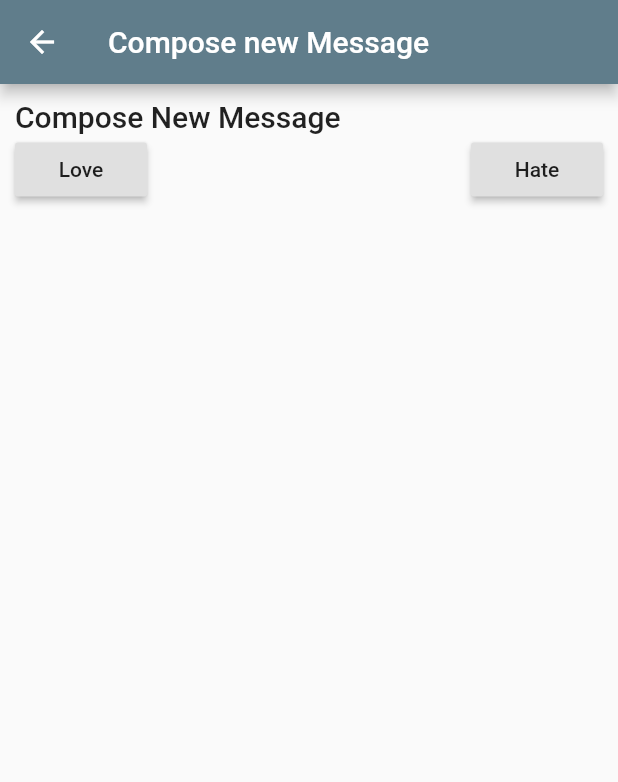
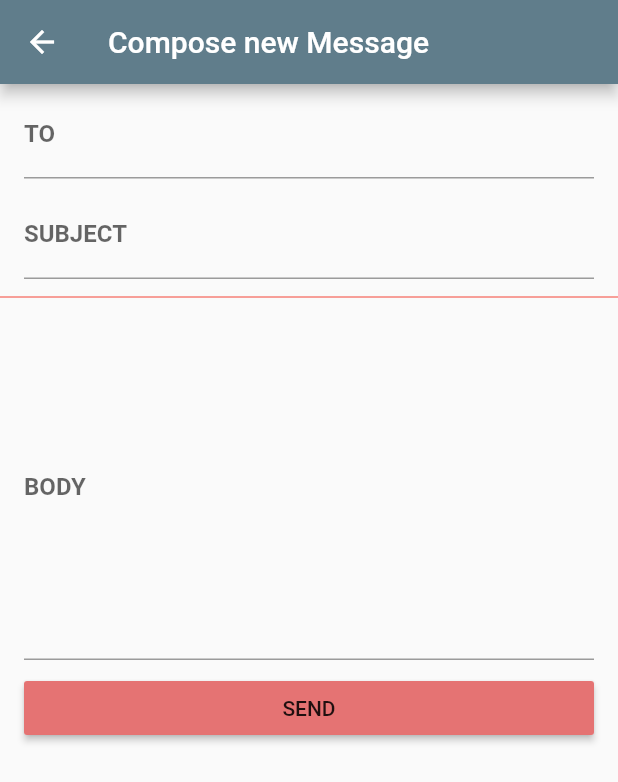
Before and after one commit to gnuvse/email_client, a Flutter app: the screen it shows after launch, after a tap on the "add" icon, on a phone screen of 412 x 824 dp. Shown: the top 782 px of the screen. Run offline on Flutter 3.47's test engine with Material 2 defaults, Android fonts, the phone set to English and light mode, and no system bars; generated files the repository leaves out were written again; network calls fail.

Commit message:
new form for sending message

```diff
--- a/lib/ComposeButton.dart
+++ b/lib/ComposeButton.dart
@@ -1,28 +1,36 @@
 import 'package:flutter/material.dart';
-
+import 'Message.dart';
 import 'MessageCompose.dart';
 
 class ComposeButton extends StatelessWidget {
-  const ComposeButton({Key key}) : super(key: key);
+  final List<Message> messages;
+  ComposeButton(this.messages);
 
   @override
   Widget build(BuildContext context) {
     return FloatingActionButton(
       child: Icon(Icons.add),
       onPressed: () async {
-        String intention = await Navigator.push(
+        Message message = await Navigator.push(
           context,
           MaterialPageRoute(
-                builder: (BuildContext context) => MessageCompose()));
+            builder: (BuildContext context) => MessageCompose(),
+          ),
+        );
+
+        if (message != null) {
+          print(messages.length);
+          messages.add(message);
           Scaffold.of(context).showSnackBar(
             SnackBar(
               content: Text(
-              "Your message has been sent wish $intention",
+                "Your message has been sent",
                 style: TextStyle(color: Colors.black),
               ),
               backgroundColor: Colors.grey,
             ),
           );
+        }
       },
     );
   }
--- a/lib/MessageCompose.dart
+++ b/lib/MessageCompose.dart
@@ -1,37 +1,75 @@
+import 'package:email_clinet/Message.dart';
 import 'package:flutter/material.dart';
 
-class MessageCompose extends StatelessWidget {
+class MessageCompose extends StatefulWidget {
+  MessageCompose({Key key}) : super(key: key);
+
+  @override
+  _MessageComposeState createState() => _MessageComposeState();
+}
+
+class _MessageComposeState extends State<MessageCompose> {
+  String to;
+  String subject;
+  String body;
+
+  final key = GlobalKey<FormState>();
+
   @override
   Widget build(BuildContext context) {
     return Scaffold(
       appBar: AppBar(
         title: Text("Compose new Message"),
       ),
-      body: Container(
-        padding: EdgeInsets.all(10),
-        child: Column(
-          crossAxisAlignment: CrossAxisAlignment.start,
-          children: [
-            Text("Compose New Message",
-                style: Theme.of(context).textTheme.headline6),
-            Row(
-              mainAxisAlignment: MainAxisAlignment.spaceBetween,
-              children: [
-                RaisedButton(
-                  child: Text("Love"),
+      body: SingleChildScrollView(
+        child: Form(
+          key: key,
+          child: Column(
+            children: [
+              ListTile(
+                title: TextFormField(
+                  onSaved: (value) => to = value,
+                  decoration: InputDecoration(
+                    labelText: 'TO',
+                    labelStyle: TextStyle(fontWeight: FontWeight.bold),
+                  ),
+                ),
+              ),
+              ListTile(
+                title: TextFormField(
+                  onSaved: (value) => subject = value,
+                  decoration: InputDecoration(
+                    labelText: 'SUBJECT',
+                    labelStyle: TextStyle(fontWeight: FontWeight.bold),
+                  ),
+                ),
+              ),
+              Divider(
+                color: Colors.red,
+              ),
+              ListTile(
+                title: TextFormField(
+                  onSaved: (value) => body = value,
+                  decoration: InputDecoration(
+                    labelText: 'BODY',
+                    labelStyle: TextStyle(fontWeight: FontWeight.bold),
+                  ),
+                  maxLines: 10,
+                ),
+              ),
+              ListTile(
+                title: RaisedButton(
+                  color: Colors.red[300],
+                  child: Text('SEND'),
                   onPressed: () {
-                    Navigator.pop(context, "Love");
+                    this.key.currentState.save();
+                    Message message = Message(subject, body);
+                    Navigator.pop(context, message);
                   },
                 ),
-                RaisedButton(
-                  child: Text("Hate"),
-                  onPressed: () {
-                    Navigator.pop(context, "Hate");
-                  },
-                ),
-              ],
-            ),
-          ],
+              )
+            ],
+          ),
         ),
       ),
     );
--- a/lib/MessagesList.dart
+++ b/lib/MessagesList.dart
@@ -13,11 +13,18 @@ class MessagesList extends StatefulWidget {
 }
 
 class _MessagesListState extends State<MessagesList> {
-  Future<List<Message>> messages;
+  Future<List<Message>> future;
+  List<Message> messages = [];
 
   initState() {
     super.initState();
-    messages = Message.browse();
+    fetch();
+  }
+
+  void fetch() async {
+    future = Message.browse();
+    messages = await future;
+    print(messages.length);
   }
 
   Widget build(BuildContext context) {
@@ -27,8 +34,8 @@ class _MessagesListState extends State<MessagesList> {
         actions: [
           IconButton(
               icon: Icon(Icons.refresh_sharp),
-              onPressed: () {
-                var _messages = Message.browse();
+              onPressed: () async {
+                var _messages = await Message.browse();
                 setState(() {
                   messages = _messages;
                 });
@@ -36,7 +43,7 @@ class _MessagesListState extends State<MessagesList> {
         ],
       ),
       body: FutureBuilder(
-        future: messages,
+        future: future,
         builder: (BuildContext context, AsyncSnapshot snapshot) {
           switch (snapshot.connectionState) {
             case ConnectionState.none:
@@ -81,7 +88,7 @@ class _MessagesListState extends State<MessagesList> {
           }
         },
       ),
-      floatingActionButton: ComposeButton(),
+      floatingActionButton: ComposeButton(messages),
     );
   }
 }
```
Lines whose indentation alone changed are shown as unchanged.
